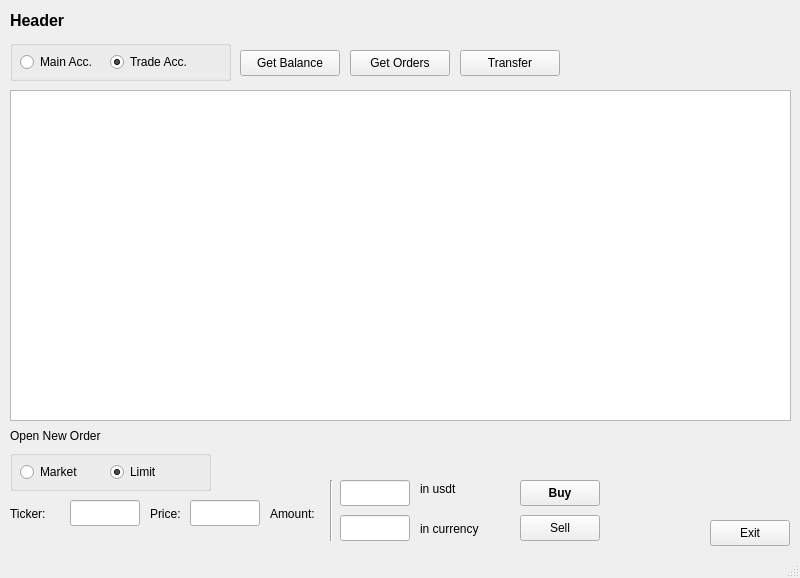
Above: QDesign/main_iface.ui from avof23/OKXTrade before the change. Below: the same form after it.
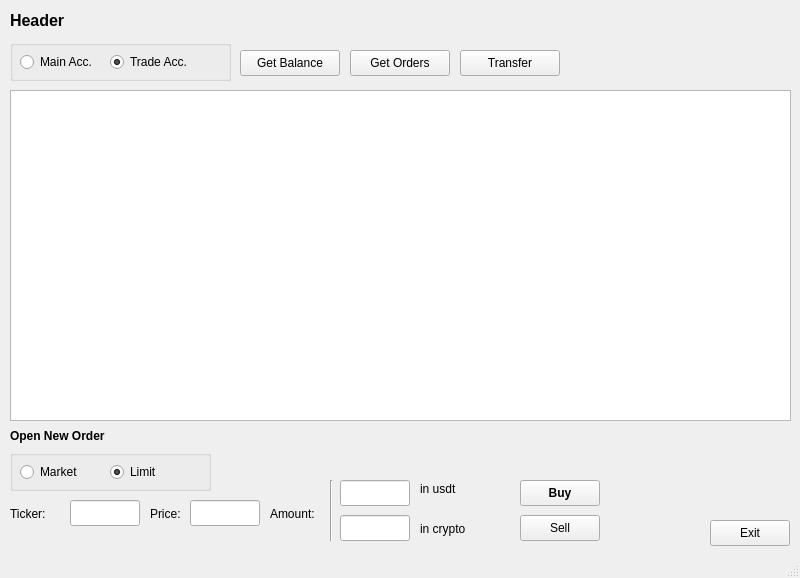
That is the form after the change. Icons and pictures are not drawn.

Commit message: Ui improvement, fix list orders logical error

```diff
--- a/QDesign/main_iface.ui
+++ b/QDesign/main_iface.ui
@@ -80,6 +80,11 @@
       <height>31</height>
      </rect>
     </property>
+    <property name="font">
+     <font>
+      <bold>true</bold>
+     </font>
+    </property>
     <property name="text">
      <string>Open New Order</string>
     </property>
@@ -216,7 +221,7 @@
      </rect>
     </property>
     <property name="text">
-     <string>in currency</string>
+     <string>in crypto</string>
     </property>
    </widget>
    <widget class="QPushButton" name="btn_buy">
```
Left out of the diff: 15 changed lines with no effect on the pictures. The commit also changes 6 other files.
